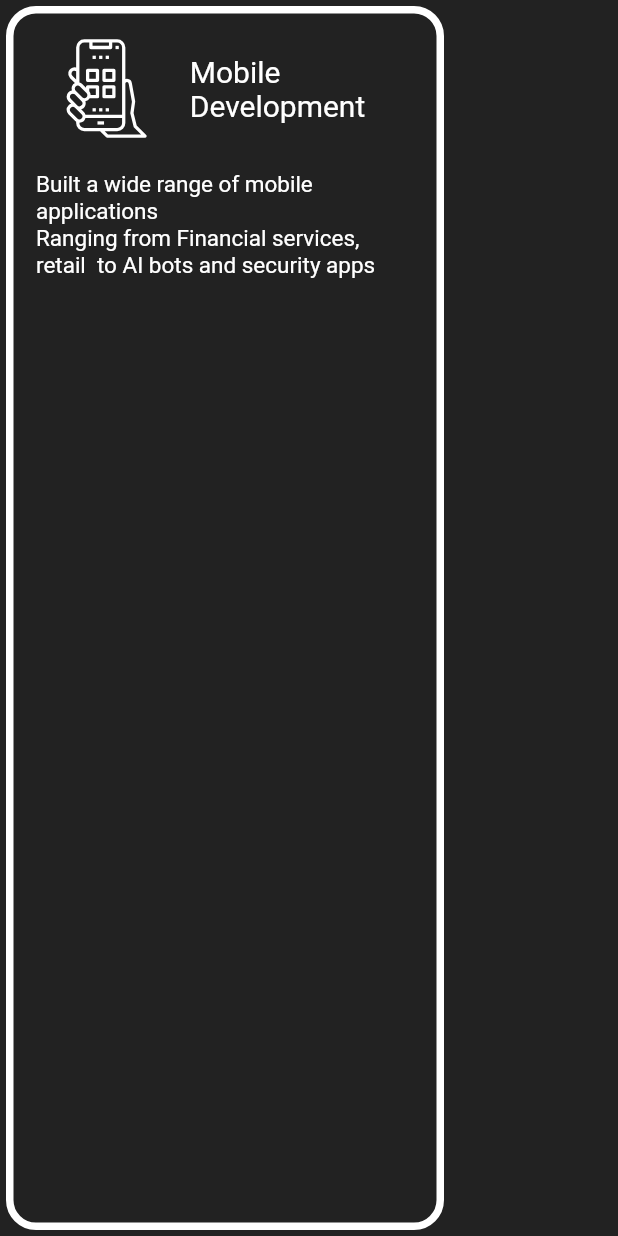
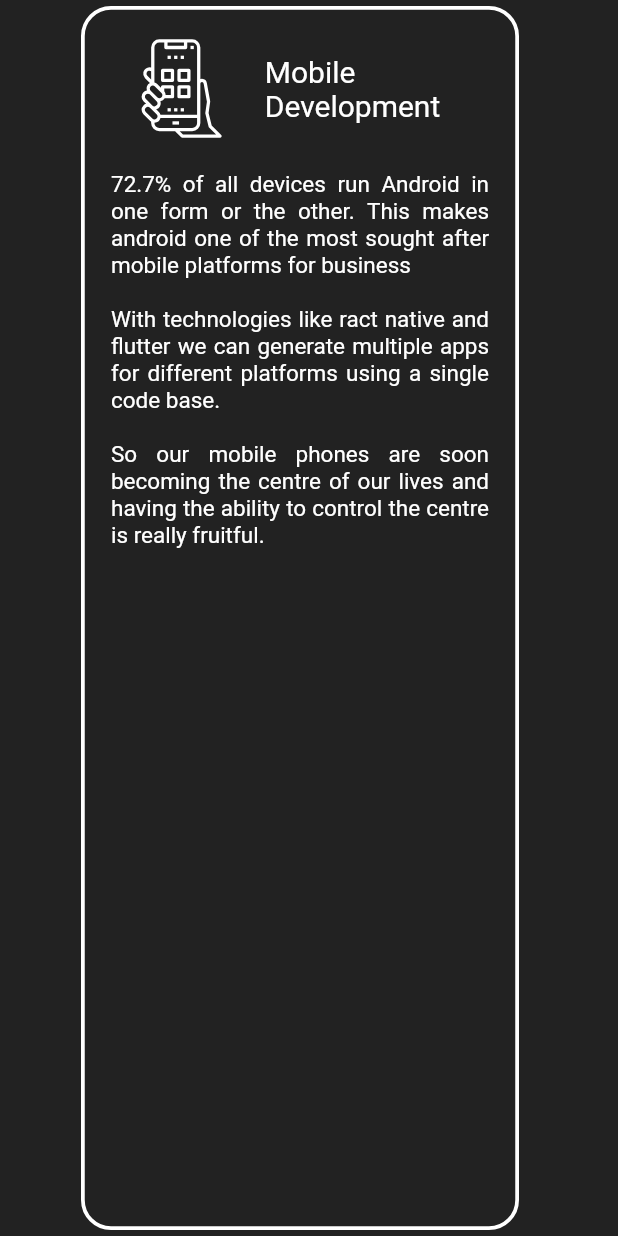
Before and after one commit to AbhirupGhosh92/Gauntlet-Blog, a Flutter app: the GlowingCardsLayout widget shown alone on an empty page, opened directly, on a phone screen of 412 x 824 dp. Run offline on Flutter 3.47's test engine with Material 2 defaults, Android fonts, the phone set to English and light mode, and no system bars; our stand-ins replace flutter_svg, google_fonts, wave; missing offline and left inert: dart:html.

Commit message:
added textual changes and fine tuned scrollable effects

```diff
--- a/lib/main.dart
+++ b/lib/main.dart
@@ -70,7 +70,8 @@ class _MyHomePageState extends State<GauntletHomePage> {
                         children: [
                           Container(
                             margin: EdgeInsets.only(top: 100.0),
-                            child: Text("Welcome", style: textStyle),
+                            child: FittedBox(
+                                child: Text("Welcome", style: textStyle)),
                           ),
                           Container(
                             margin: EdgeInsets.only(
@@ -83,10 +84,13 @@ class _MyHomePageState extends State<GauntletHomePage> {
                         ],
                       ),
                       Container(
-                        margin: EdgeInsets.only(top: 300.0, left: 50),
+                          alignment: Alignment.centerLeft,
+                          margin:
+                              EdgeInsets.only(top: 300.0, left: 50, right: 50),
+                          child: FittedBox(
                             child: Text("What makes a great Product",
                                 style: textStyle),
-                      ),
+                          )),
                       Container(
                           alignment: Alignment.center,
                           margin: EdgeInsets.only(
@@ -105,46 +109,63 @@ class _MyHomePageState extends State<GauntletHomePage> {
                             textAlign: TextAlign.center,
                           )),
                       Container(
-                        margin: EdgeInsets.only(top: 100.0, left: 50),
-                        child: Text("Feathers on my Cap", style: textStyle),
+                        alignment: Alignment.centerLeft,
+                        margin:
+                            EdgeInsets.only(top: 100.0, left: 50, right: 50),
+                        child: FittedBox(
+                            child:
+                                Text("A complete package", style: textStyle)),
                       ),
                       Container(
-                          margin: EdgeInsets.only(top: 50),
+                          margin: EdgeInsets.only(top: 50, bottom: 100),
+                          child: SingleChildScrollView(
+                              scrollDirection: Axis.horizontal,
                               child: Row(
-                            mainAxisAlignment: MainAxisAlignment.spaceAround,
+                                mainAxisAlignment: MainAxisAlignment.center,
+                                crossAxisAlignment: CrossAxisAlignment.center,
                                 children: [
                                   GlowingCardsLayout(
                                     imageUrl: "images/svg/test.svg",
                                     headerText: "Mobile\nDevelopment",
-                                subText:
-                                    "Built a wide range of mobile applications\n" +
-                                        "Ranging from Financial services, retail  to AI bots and security apps",
+                                    subText: "72.7% of all devices run Android in one form or the other. This makes android one of the most sought after mobile platforms for business\n\n" +
+                                        "With technologies like ract native and flutter we can generate multiple apps for different platforms using a single code base.\n\n" +
+                                        "So our mobile phones are soon becoming the centre of our lives and having the ability to control the centre is really fruitful.",
                                     logo: "",
+                                    margin:
+                                        EdgeInsets.only(left: 50, right: 10),
                                   ),
                                   GlowingCardsLayout(
                                     imageUrl:
                                         "images/svg/artificial-intelligence.svg",
                                     headerText: "Artificial\nIntelligence",
-                                  subText:
-                                      "Built a wide range of AI applications not limited to \n" +
-                                          "AI bots but text and Image classifiers ",
-                                  logo: ""),
+                                    subText: "AI and ML are the two new buzz words in town and almost all businesses are fighting to have a piece of the cake. Its predicted that within the next couple of decades, AI will outpace the human mind.\n\n" +
+                                        "It must be adopted as soon as possible. The rate at which things are being innovated in this field is mindboggling.\n\n" +
+                                        "So it is very important that we can get hold of AI/ML and use it in our business practices.",
+                                    logo: "",
+                                    margin:
+                                        EdgeInsets.only(left: 10, right: 10),
+                                  ),
                                   GlowingCardsLayout(
                                     imageUrl: "images/svg/data-complexity.svg",
                                     headerText: "Solution\nArchitecture",
-                                  subText:
-                                      "Experience in building a wide range of mobile applications\n" +
-                                          "Ranging from Financial services, retail  to AI bots and secyrity apps",
-                                  logo: ""),
+                                    subText: "Building complex systems involves not only technical knowhow, but also a sense of scale and anticipation. So its important for a solutions architect to be farsighted and having a sense of scale.\n\n" +
+                                        "With the plethora of platforms and technologies at our disposal, we must cautiously choose our tech stack.\n\n" +
+                                        "In the age of the cloud revolution is an enthralling and adventurous journey.",
+                                    logo: "",
+                                    margin:
+                                        EdgeInsets.only(left: 10, right: 10),
+                                  ),
                                   GlowingCardsLayout(
-                                  imageUrl: "images/svg/web-programming.svg",
+                                      imageUrl:
+                                          "images/svg/web-programming.svg",
                                       headerText: "Web\nDevelopment",
-                                  subText:
-                                      "Experience in building a wide range of mobile applications\n" +
-                                          "Ranging from Financial services, retail  to AI bots and secyrity apps",
-                                  logo: "")
+                                      subText: "Ah... the good old web, ancient yet immortal, it has been and will be there to slently smirk at the new tech stacks popping up every now and then.\n\n" +
+                                          "Todays web is a lot different from its ancestor. Infact todays web doenot need to be coded in the old ways anymore.\n\n" +
+                                          "Any business will require a robust web site to before even openeing its first office. The good old web developers will always be omnipresent.",
+                                      logo: "",
+                                      margin: EdgeInsets.only(right: 50))
                                 ],
-                          ))
+                              )))
                     ],
                   ),
                 ],
--- a/lib/widgets/ui/GlowingCardsLayout.dart
+++ b/lib/widgets/ui/GlowingCardsLayout.dart
@@ -9,22 +9,26 @@ class GlowingCardsLayout extends StatelessWidget {
   final String headerText;
   final String subText;
   final String logo;
+  EdgeInsetsGeometry? margin;
 
   GlowingCardsLayout(
       {Key? key,
       required this.imageUrl,
       required this.headerText,
       required this.subText,
-      required this.logo});
+      required this.logo,
+      required this.margin});
 
   final headerStyle = GoogleFonts.ubuntuMono(
       textStyle: TextStyle(color: Colors.white, fontSize: 20));
-  final headerSubStyle = TextStyle(color: Colors.white, fontSize: 15.0);
+  final headerSubStyle = GoogleFonts.ubuntuMono(
+      textStyle: TextStyle(color: Colors.white, fontSize: 15.0));
 
   @override
   Widget build(BuildContext context) {
     return Container(
       width: 300,
+      margin: margin,
       alignment: Alignment.topLeft,
       child: Card(
         color: Colors.transparent,
@@ -32,7 +36,7 @@ class GlowingCardsLayout extends StatelessWidget {
             borderRadius: BorderRadius.circular(20),
             side: BorderSide(
               color: Colors.white,
-              width: 5.0,
+              width: 2.5,
             )),
         elevation: 0,
         child: Container(
@@ -66,6 +70,7 @@ class GlowingCardsLayout extends StatelessWidget {
                         top: 20, left: 20, right: 20, bottom: 20),
                     child: Text(
                       subText,
+                      textAlign: TextAlign.justify,
                       style: headerSubStyle,
                     ))
               ],
```
Lines whose indentation alone changed are shown as unchanged.
